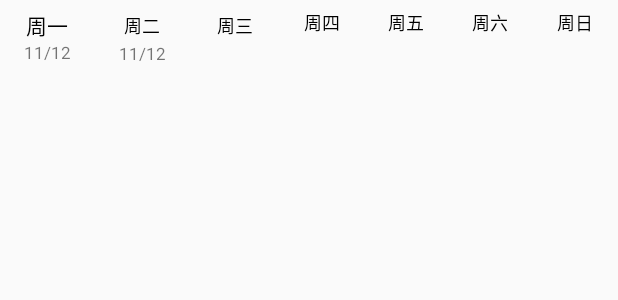
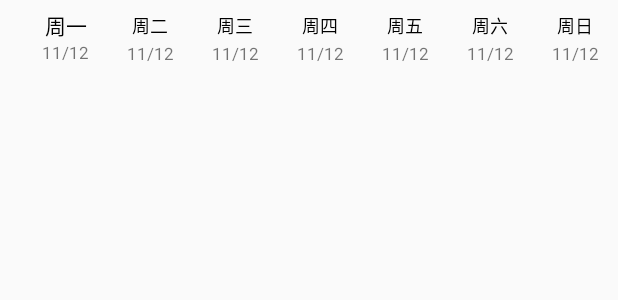
Before and after one commit to zhengshiqiang47/FZUHelper, an Android app: the layout content_course_table.xml on its own in the app's theme, with its tools: preview values and no code run, on a phone screen of 412 x 824 dp. Shown: the top 300 px of the screen. Run offline under Robolectric (Android 15) with nearby library versions, the phone set to English and light mode, and no system bars.

Commit message:
基本颜色改为material蓝色，课表页面优化

```diff
--- a/app/src/main/java/com/helper/west2ol/fzuhelper/activity/MainContainerActivity.java
+++ b/app/src/main/java/com/helper/west2ol/fzuhelper/activity/MainContainerActivity.java
@@ -40,7 +40,6 @@ public class MainContainerActivity extends AppCompatActivity implements Navigati
         setContentView(R.layout.activity_main_container);
         ActivityController.addActivity(this);
         initData();
-
         id = getIntent().getStringExtra("id");
         parameterToFragment = new Bundle();
         parameterToFragment.putString("id",id);
@@ -49,10 +48,8 @@ public class MainContainerActivity extends AppCompatActivity implements Navigati
         getFragmentManager().beginTransaction()
                 .replace(R.id.main_container , courseTableFragment)
                 .commit();
-
         new Login().execute();
         DrawerLayout drawer = (DrawerLayout) findViewById(R.id.drawer_layout);
-
         navigationView = (NavigationView) findViewById(R.id.nav_view);
         navigationView.setNavigationItemSelectedListener(this);
         course_Item = navigationView.getMenu().getItem(0);
@@ -154,7 +151,7 @@ public class MainContainerActivity extends AppCompatActivity implements Navigati
 
         @Override
         protected Void doInBackground(Void... params) {
-            HttpUtil.Login(getApplicationContext());
+
             return null;
         }
 
--- a/app/src/main/java/com/helper/west2ol/fzuhelper/activity/OtherActivity.java
+++ b/app/src/main/java/com/helper/west2ol/fzuhelper/activity/OtherActivity.java
@@ -53,7 +53,7 @@ public class OtherActivity extends AppCompatActivity implements View.OnClickList
                 new Thread(new Runnable() {
                     @Override
                     public void run() {
-                        HtmlParseUtil.getBeginDate(getApplicationContext());
+//                        HtmlParseUtil.getBeginDate(getApplicationContext());
                     }
                 }).start();
                 break;
--- a/app/src/main/java/com/helper/west2ol/fzuhelper/dao/DaoMaster.java
+++ b/app/src/main/java/com/helper/west2ol/fzuhelper/dao/DaoMaster.java
@@ -21,11 +21,13 @@ public class DaoMaster extends AbstractDaoMaster {
 
     /** Creates underlying database table using DAOs. */
     public static void createAllTables(Database db, boolean ifNotExists) {
+        FDScoreDao.createTable(db, ifNotExists);
         UserDao.createTable(db, ifNotExists);
     }
 
     /** Drops underlying database table using DAOs. */
     public static void dropAllTables(Database db, boolean ifExists) {
+        FDScoreDao.dropTable(db, ifExists);
         UserDao.dropTable(db, ifExists);
     }
 
@@ -45,6 +47,7 @@ public class DaoMaster extends AbstractDaoMaster {
 
     public DaoMaster(Database db) {
         super(db, SCHEMA_VERSION);
+        registerDaoClass(FDScoreDao.class);
         registerDaoClass(UserDao.class);
     }
 
--- a/app/src/main/res/layout/content_course_table.xml
+++ b/app/src/main/res/layout/content_course_table.xml
@@ -7,16 +7,17 @@
 
     <!-- 最左边空白的格子 -->
     <TextView android:id="@+id/test_empty"
-            android:layout_width="wrap_content"
+
+        android:layout_width="30dp"
         android:layout_height="wrap_content"
         style="@style/courseTableText"
-            android:text="@string/empty"
         />
     <LinearLayout
         android:id="@+id/weekday_layout"
         android:layout_width="match_parent"
         android:layout_height="wrap_content"
-            android:orientation="horizontal">
+        android:orientation="horizontal"
+        android:layout_marginLeft="16dp">
         <!-- 星期一的格子 -->
         <LinearLayout
             android:layout_toRightOf="@id/test_empty"
@@ -32,7 +33,7 @@
                 android:text="@string/mon"
                 />
             <TextView
-                    android:id="@+id/course_table_date1"
+                android:id="@+id/course_table_date_1"
                 android:layout_width="wrap_content"
                 android:layout_height="wrap_content"
                 android:textSize="11sp"
@@ -56,7 +57,7 @@
                 style="@style/courseTableText"
                 />
             <TextView
-                    android:id="@+id/course_table_date2"
+                android:id="@+id/course_table_date_2"
                 android:layout_width="wrap_content"
                 android:layout_height="wrap_content"
                 android:textSize="11sp"
@@ -78,7 +79,19 @@
                 style="@style/courseTableText"
                 android:layout_toRightOf="@id/test_tuesday_course"
                 android:layout_weight="1"/>
+            <TextView
+                android:id="@+id/course_table_date_3"
+                android:layout_width="wrap_content"
+                android:layout_height="wrap_content"
+                android:textSize="11sp"
+                android:text="11/12"/>
         </LinearLayout>
+        <LinearLayout
+            android:layout_weight="1"
+            android:orientation="vertical"
+            android:layout_width="wrap_content"
+            android:layout_height="wrap_content"
+            style="@style/courseTableText">
             <!-- 星期四的格子 -->
             <TextView android:id="@+id/test_thursday_course"
                 android:layout_width="wrap_content"
@@ -88,6 +101,20 @@
                 style="@style/courseTableText"
                 android:layout_toRightOf="@id/test_wednesday_course"
                 android:layout_weight="1"/>
+            <TextView
+                android:id="@+id/course_table_date_4"
+                android:layout_width="wrap_content"
+                android:layout_height="wrap_content"
+                android:textSize="11sp"
+                android:text="11/12"/>
+        </LinearLayout>
+        <LinearLayout
+            android:layout_weight="1"
+            android:orientation="vertical"
+            android:layout_width="wrap_content"
+            android:layout_height="wrap_content"
+            style="@style/courseTableText">
+            <!-- 星期四的格子 -->
             <!-- 星期五的格子 -->
             <TextView android:id="@+id/test_friday_course"
                 android:layout_width="wrap_content"
@@ -97,7 +124,19 @@
                 style="@style/courseTableText"
                 android:layout_toRightOf="@id/test_thursday_course"
                 android:layout_weight="1" />
-
+            <TextView
+                android:id="@+id/course_table_date_5"
+                android:layout_width="wrap_content"
+                android:layout_height="wrap_content"
+                android:textSize="11sp"
+                android:text="11/12"/>
+        </LinearLayout>
+        <LinearLayout
+            android:layout_weight="1"
+            android:orientation="vertical"
+            android:layout_width="wrap_content"
+            android:layout_height="wrap_content"
+            style="@style/courseTableText">
             <!-- 星期六的格子 -->
             <TextView android:id="@+id/test_saturday_course"
                 android:layout_width="wrap_content"
@@ -107,7 +146,19 @@
                 style="@style/courseTableText"
                 android:layout_toRightOf="@id/test_friday_course"
                 android:layout_weight="1"/>
-
+            <TextView
+                android:id="@+id/course_table_date_6"
+                android:layout_width="wrap_content"
+                android:layout_height="wrap_content"
+                android:textSize="11sp"
+                android:text="11/12"/>
+        </LinearLayout>
+        <LinearLayout
+            android:layout_weight="1"
+            android:orientation="vertical"
+            android:layout_width="wrap_content"
+            android:layout_height="wrap_content"
+            style="@style/courseTableText">
             <!-- 星期天的格子 -->
             <TextView android:id="@+id/test_sunday_course"
                 android:layout_width="wrap_content"
@@ -117,6 +168,13 @@
                 android:textColor="@color/weekend_bg"
                 android:layout_toRightOf="@id/test_saturday_course"
                 android:layout_weight="1"/>
+            <TextView
+                android:id="@+id/course_table_date_7"
+                android:layout_width="wrap_content"
+                android:layout_height="wrap_content"
+                android:textSize="11sp"
+                android:text="11/12"/>
+        </LinearLayout>
     </LinearLayout>
 
 
--- a/app/src/main/res/layout/fragment_course_table.xml
+++ b/app/src/main/res/layout/fragment_course_table.xml
@@ -39,8 +39,7 @@
             android:id="@+id/scroll_body"
             android:layout_width="match_parent"
             android:layout_height="match_parent"
-            android:scrollbars="none"
-            >
+            android:scrollbars="none">
             <include layout="@layout/content_course_table"
                 android:layout_width="match_parent"
                 android:layout_height="match_parent"/>
--- a/app/src/main/res/layout/title_bar_course_table.xml
+++ b/app/src/main/res/layout/title_bar_course_table.xml
@@ -22,6 +22,12 @@
         android:textSize="20dp"
         android:textColor="@color/colorWhite"
         android:text="课程表"/>
+    <Spinner
+        android:id="@+id/course_table_spinner"
+        android:layout_width="wrap_content"
+        android:layout_height="wrap_content"
+        android:popupTheme="@color/colorWhite">
+    </Spinner>
     <Button
         android:id="@+id/more_button_in_course_table"
         android:layout_width="50dp"
--- a/app/src/main/res/values/colors.xml
+++ b/app/src/main/res/values/colors.xml
@@ -1,10 +1,10 @@
 <?xml version="1.0" encoding="utf-8"?>
 <resources>
-    <color name="colorPrimary">#2e3145</color>
-    <color name="colorPrimaryDark">#2e3145</color>
+    <color name="colorPrimary">#3498DB</color>
+    <color name="colorPrimaryDark">#2980B9</color>
     <color name="colorBlack">#000000</color>
     <color name="colorBackground">#47696c</color>
-    <color name="colorAccent">#464960</color>
+    <color name="colorAccent">#9B59B6</color>
     <color name="colorWhite">#ffffff</color>
     <color name="colorGray">#c1c0c0</color>
     <color name="colorRed">#EA0000</color>
```
Also changed, not shown: app/src/main/java/com/helper/west2ol/fzuhelper/bean/FDScore.java (+15 -0 lines), app/src/main/java/com/helper/west2ol/fzuhelper/dao/DaoSession.java (+14 -0 lines), app/src/main/java/com/helper/west2ol/fzuhelper/dao/FDScoreDao.java (added, +183 -0 lines), app/src/main/java/com/helper/west2ol/fzuhelper/fragment/CourseTableFragment.java (+78 -11 lines), app/src/main/java/com/helper/west2ol/fzuhelper/test/DateTest.java (+3 -0 lines), app/src/main/java/com/helper/west2ol/fzuhelper/util/DefaultConfig.java (added, +49 -0 lines), app/src/main/java/com/helper/west2ol/fzuhelper/util/HtmlParseUtil.java (+36 -15 lines), app/src/main/res/layout/item_week_spinner.xml (added, +9 -0 lines), app/src/main/res/layout/item_week_spinner_show.xml (added, +10 -0 lines). Lines whose indentation alone changed are shown as unchanged.
